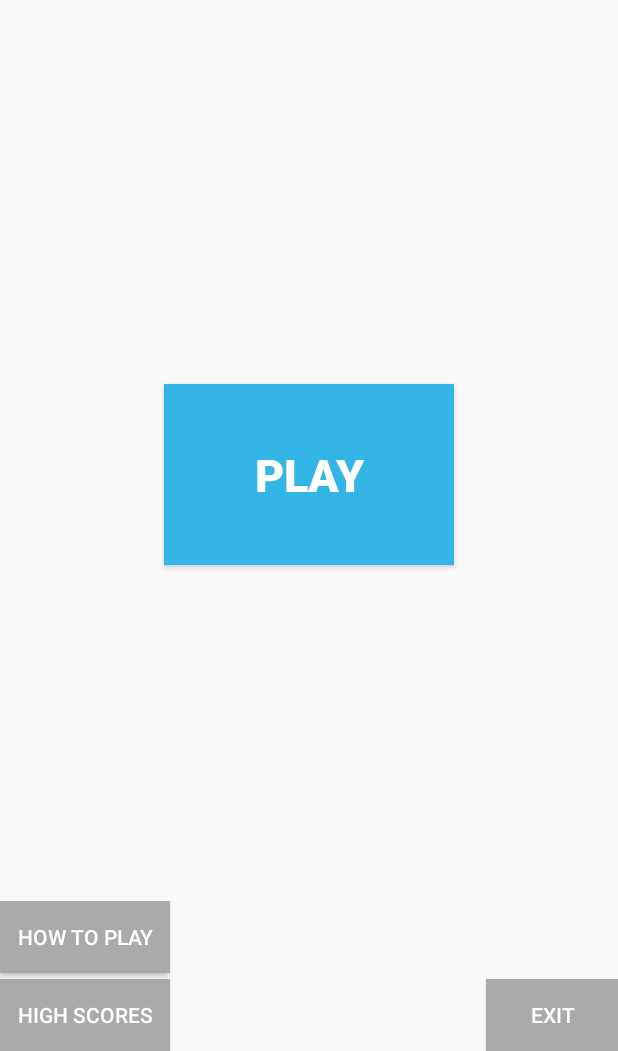
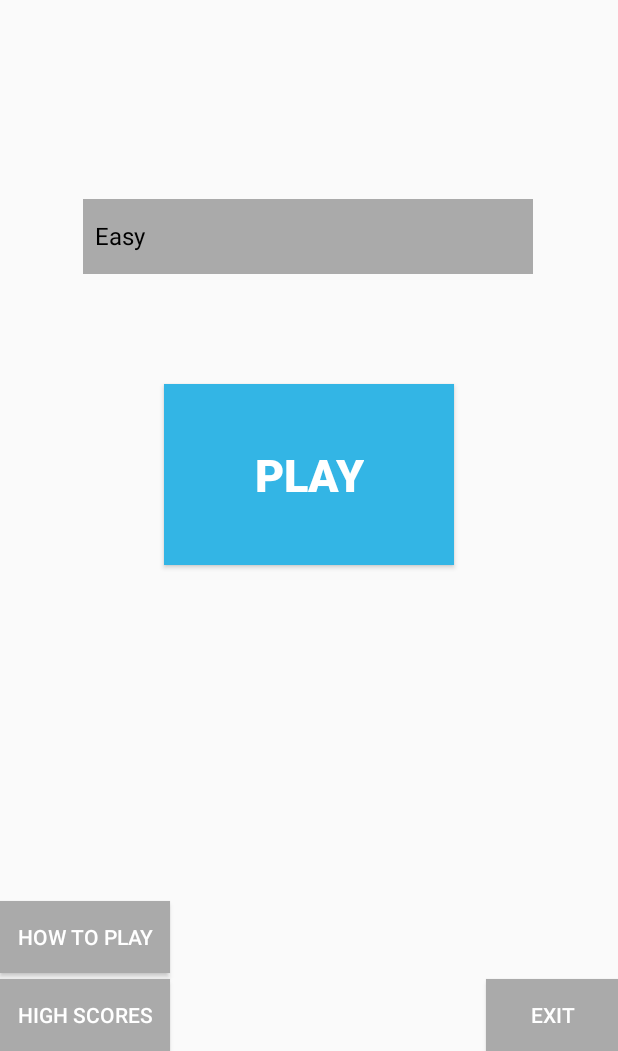
Before and after one commit to Daria2002/android_game_java, an Android app: the screen it shows after launch (MainActivity), on a phone screen of 412 x 824 dp, the part 185-1236 px from its top. Run offline under Robolectric (Android 15) with nearby library versions, the phone set to English and light mode, and no system bars; our stand-ins replace ButterKnife.

Commit message:
Add drop down for choosing game level
TODO: choose level implementation, change text color from black to bold white

```diff
--- a/app/src/main/java/suza/project/crazyballs/MainActivity.java
+++ b/app/src/main/java/suza/project/crazyballs/MainActivity.java
@@ -6,7 +6,9 @@ import android.os.Bundle;
 import android.view.View;
 import android.view.Window;
 import android.view.WindowManager;
+import android.widget.ArrayAdapter;
 import android.widget.Button;
+import android.widget.Spinner;
 
 import androidx.appcompat.app.AppCompatActivity;
 
@@ -28,6 +30,9 @@ public class MainActivity extends AppCompatActivity {
     @BindView(R.id.btnHighscore)
     Button btnHighscore;
 
+    @BindView(R.id.levelSpinner)
+    Spinner levelSpinner;
+
     @Override
     protected void onCreate(Bundle savedInstanceState) {
         super.onCreate(savedInstanceState);
@@ -39,6 +44,12 @@ public class MainActivity extends AppCompatActivity {
 
         setContentView(R.layout.activity_main);
         ButterKnife.bind(this);
+        String[] levelString = new String[] {
+                "Easy", "Medium", "Difficult"
+        };
+        ArrayAdapter<String> adapter = new ArrayAdapter<>(this,
+                R.layout.support_simple_spinner_dropdown_item, levelString);
+        levelSpinner.setAdapter(adapter);
     }
 
     @Override
--- a/app/src/main/res/layout/activity_main.xml
+++ b/app/src/main/res/layout/activity_main.xml
@@ -82,4 +82,15 @@
         android:shadowColor="@android:color/white"
         android:text="@string/tutorial_btn"
         android:textColor="@android:color/white" />
+
+    <Spinner
+        android:text="@string/level_drop_down"
+        android:background="@android:color/darker_gray"
+        android:textColor="@android:color/white"
+        android:id="@+id/levelSpinner"
+        android:layout_width="300dp"
+        android:layout_height="50dp"
+        android:layout_marginTop="200dp"
+        android:layout_marginStart="55dp"
+        android:layout_marginBottom="52dp" />
 </RelativeLayout>
--- a/app/src/main/res/values/strings.xml
+++ b/app/src/main/res/values/strings.xml
@@ -6,4 +6,5 @@
     <string name="exit_btn">EXIT</string>
     <string name="hs_btn">High scores</string>
     <string name="tutorial_btn">How to play</string>
+    <string name="level_drop_down">Choose level</string>
 </resources>
```
